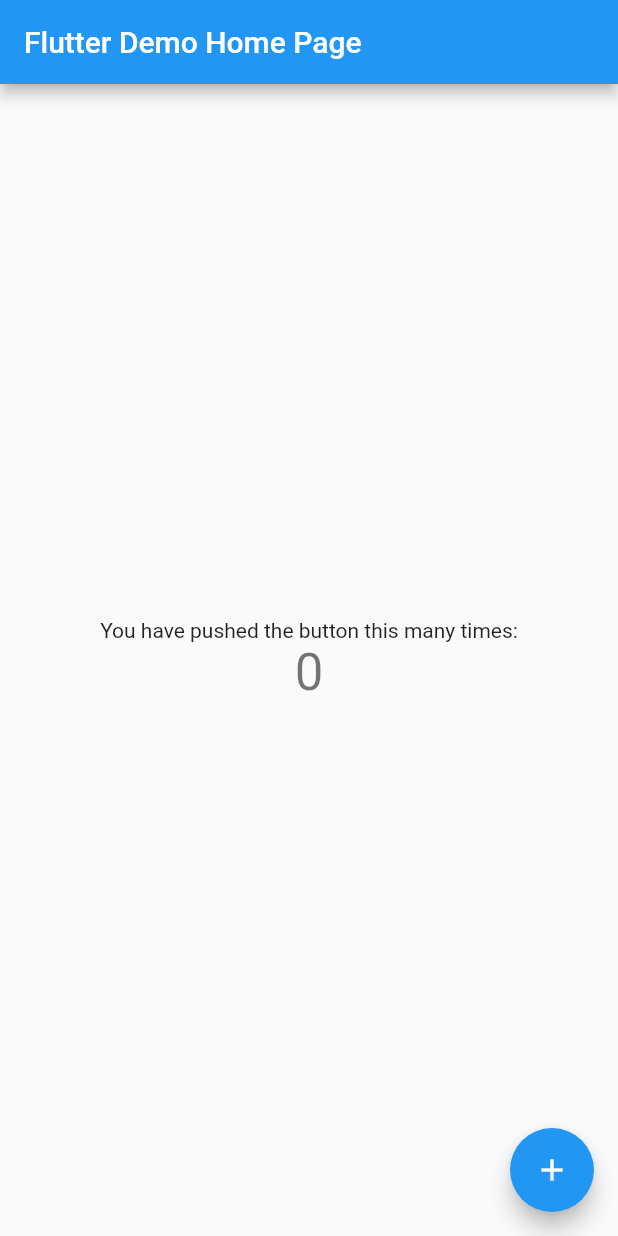
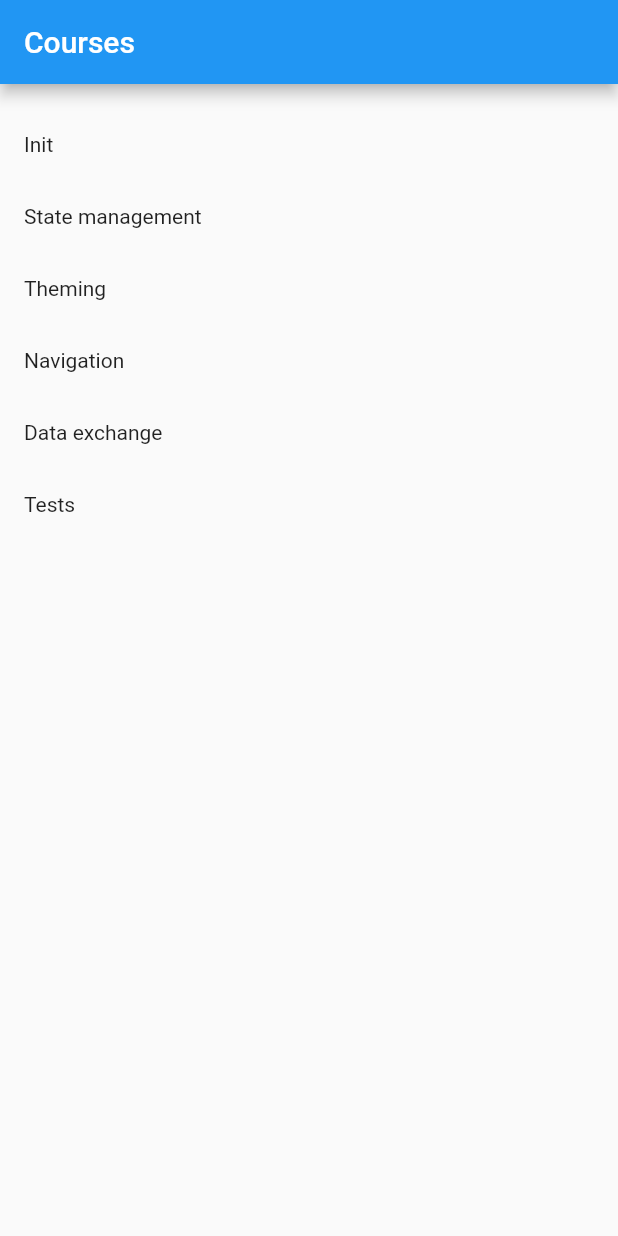
Before and after one commit to orevial/flutter-tips-and-tricks, a Flutter app: the screen it shows after launch, on a phone screen of 412 x 824 dp. Run offline on Flutter 3.47's test engine with Material 2 defaults, Android fonts, the phone set to English and light mode, and no system bars.

Commit message:
feat(courses): add basic courses screen (list + details)

```diff
--- /dev/null
+++ b/lib/courses.page.dart
@@ -0,0 +1,37 @@
+import 'package:flutter/material.dart';
+import 'package:flutters_tips_and_tricks/course_details.page.dart';
+import 'package:flutters_tips_and_tricks/utils/courses_utils.dart';
+
+class CoursesPage extends StatelessWidget {
+  const CoursesPage({Key? key}) : super(key: key);
+
+  @override
+  Widget build(BuildContext context) {
+    return Scaffold(
+      appBar: AppBar(
+        title: const Text('Courses'),
+      ),
+      body: ListView(
+        padding: const EdgeInsets.all(16.0),
+        children: [
+          for (dynamic course in completeCourses)
+            GestureDetector(
+              onTap: () {
+                Navigator.of(context).push(
+                  MaterialPageRoute(
+                    builder: (_) => CourseDetailsPage(course: course),
+                  ),
+                );
+              },
+              child: Padding(
+                padding: const EdgeInsets.symmetric(vertical: 16.0),
+                child: Text(
+                  course['name'],
+                ),
+              ),
+            ),
+        ],
+      ),
+    );
+  }
+}
--- a/lib/main.dart
+++ b/lib/main.dart
@@ -1,4 +1,5 @@
 import 'package:flutter/material.dart';
+import 'package:flutters_tips_and_tricks/courses.page.dart';
 
 void main() {
   runApp(const MyApp());
@@ -10,58 +11,11 @@ class MyApp extends StatelessWidget {
   @override
   Widget build(BuildContext context) {
     return MaterialApp(
-      title: 'Flutter Demo',
+      title: 'Flutter training',
       theme: ThemeData(
         primarySwatch: Colors.blue,
       ),
-      home: const MyHomePage(title: 'Flutter Demo Home Page'),
+      home: const CoursesPage(),
     );
   }
 }
-
-class MyHomePage extends StatefulWidget {
-  const MyHomePage({Key? key, required this.title}) : super(key: key);
-
-  final String title;
-
-  @override
-  State<MyHomePage> createState() => _MyHomePageState();
-}
-
-class _MyHomePageState extends State<MyHomePage> {
-  int _counter = 0;
-
-  void _incrementCounter() {
-    setState(() {
-      _counter++;
-    });
-  }
-
-  @override
-  Widget build(BuildContext context) {
-    return Scaffold(
-      appBar: AppBar(
-        title: Text(widget.title),
-      ),
-      body: Center(
-        child: Column(
-          mainAxisAlignment: MainAxisAlignment.center,
-          children: <Widget>[
-            const Text(
-              'You have pushed the button this many times:',
-            ),
-            Text(
-              '$_counter',
-              style: Theme.of(context).textTheme.headline4,
-            ),
-          ],
-        ),
-      ),
-      floatingActionButton: FloatingActionButton(
-        onPressed: _incrementCounter,
-        tooltip: 'Increment',
-        child: const Icon(Icons.add),
-      ),
-    );
-  }
-}
--- /dev/null
+++ b/lib/utils/courses_utils.dart
@@ -0,0 +1,54 @@
+final completeCourses = [
+  {
+    'name': 'Init',
+    'pages': [
+      {
+        'name': 'flutter -v',
+        'content': 'flutter -v gives Flutter version',
+      },
+      {
+        'name': 'flutter run',
+        'content': 'flutter run launches the app on a device',
+      },
+      {
+        'name': 'flutter create',
+        'content': 'flutter create allows creating app skeleton',
+      },
+      {
+        'name': 'flutter pub get',
+        'content': 'flutter pub get',
+      },
+    ],
+  },
+  {
+    'name': 'State management',
+    'pages': [
+      {
+        'name': 'Stateless widget',
+        'content': 'Stateless widget are the best 😀',
+      },
+      {
+        'name': 'Stateful widget',
+        'content':
+            'Okay, they can be pretty useful too if you need to manage... state 😮',
+      },
+      {
+        'name': 'Provider',
+        'content':
+            'External state managements libs sometimes allow for simpler management state',
+      },
+    ],
+  },
+  {
+    'name': 'Theming',
+  },
+  {
+    'name': 'Navigation',
+  },
+  {
+    'name': 'Data exchange',
+  },
+  {
+    'name': 'Tests',
+  },
+];
```
Also changed, not shown: lib/course_details.page.dart (added, +117 -0 lines).
